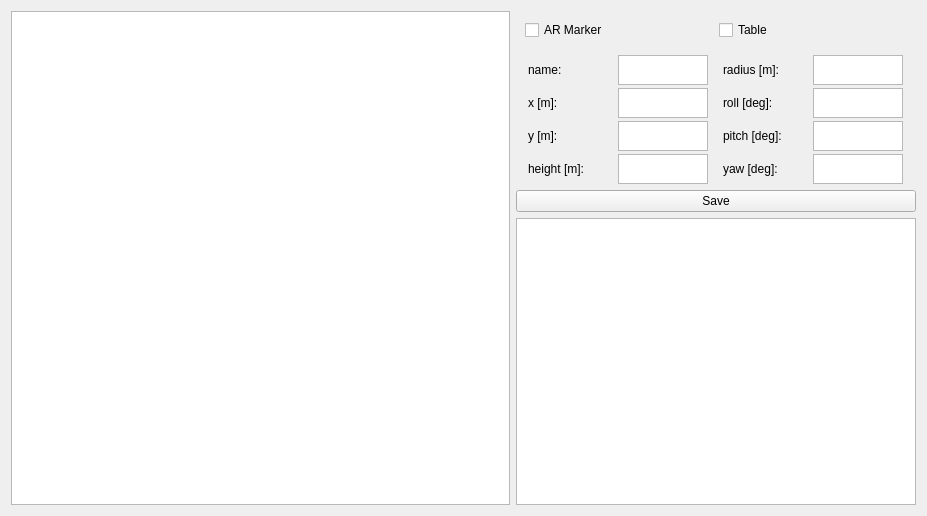
Qt form rocon_qt_library/ui/map_annotation.ui (woshidag/rocon_qt_gui) before a commit.
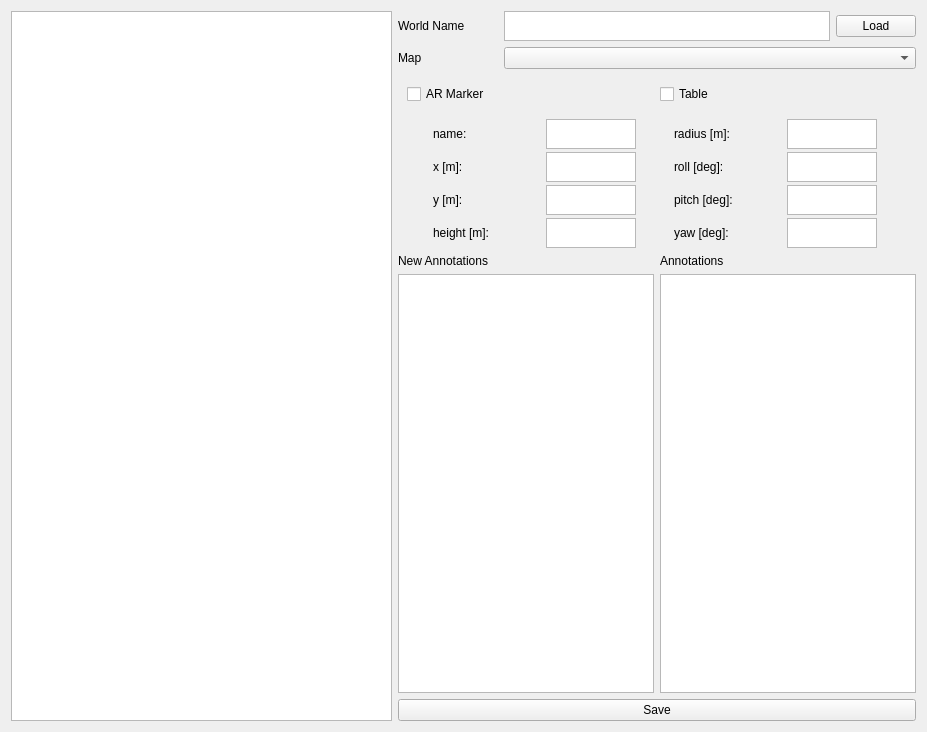
The same form after that commit. Custom widgets are drawn as their Qt base class.

```diff
--- a/rocon_qt_library/ui/map_annotation.ui
+++ b/rocon_qt_library/ui/map_annotation.ui
@@ -7,7 +7,7 @@
     <x>0</x>
     <y>0</y>
     <width>927</width>
-    <height>516</height>
+    <height>732</height>
    </rect>
   </property>
   <property name="windowTitle">
@@ -26,27 +26,94 @@
      <property name="leftMargin">
       <number>0</number>
      </property>
-     <property name="topMargin">
-      <number>0</number>
-     </property>
-     <property name="rightMargin">
-      <number>0</number>
-     </property>
-     <property name="bottomMargin">
-      <number>0</number>
-     </property>
      <item>
-      <layout class="QGridLayout" name="gridLayout">
-       <property name="leftMargin">
-        <number>9</number>
-       </property>
-       <property name="topMargin">
-        <number>9</number>
-       </property>
-       <property name="rightMargin">
-        <number>9</number>
-       </property>
-       <property name="bottomMargin">
+      <layout class="QGridLayout" name="world_loader_grid_layout">
+       <item row="0" column="0">
+        <widget class="QLabel" name="world_name_label">
+         <property name="sizePolicy">
+          <sizepolicy hsizetype="Minimum" vsizetype="Preferred">
+           <horstretch>0</horstretch>
+           <verstretch>0</verstretch>
+          </sizepolicy>
+         </property>
+         <property name="minimumSize">
+          <size>
+           <width>100</width>
+           <height>0</height>
+          </size>
+         </property>
+         <property name="text">
+          <string>World Name </string>
+         </property>
+         <property name="alignment">
+          <set>Qt::AlignLeading|Qt::AlignLeft|Qt::AlignVCenter</set>
+         </property>
+        </widget>
+       </item>
+       <item row="0" column="1">
+        <widget class="QTextEdit" name="world_name_text">
+         <property name="sizePolicy">
+          <sizepolicy hsizetype="Expanding" vsizetype="Preferred">
+           <horstretch>0</horstretch>
+           <verstretch>0</verstretch>
+          </sizepolicy>
+         </property>
+         <property name="maximumSize">
+          <size>
+           <width>500000</width>
+           <height>30</height>
+          </size>
+         </property>
+        </widget>
+       </item>
+       <item row="0" column="2">
+        <widget class="QPushButton" name="load_world_btn">
+         <property name="text">
+          <string>Load</string>
+         </property>
+        </widget>
+       </item>
+      </layout>
+     </item>
+     <item>
+      <layout class="QHBoxLayout" name="map_select_layout">
+       <item>
+        <widget class="QLabel" name="map_name_label">
+         <property name="sizePolicy">
+          <sizepolicy hsizetype="Minimum" vsizetype="Preferred">
+           <horstretch>0</horstretch>
+           <verstretch>0</verstretch>
+          </sizepolicy>
+         </property>
+         <property name="minimumSize">
+          <size>
+           <width>100</width>
+           <height>0</height>
+          </size>
+         </property>
+         <property name="text">
+          <string>Map</string>
+         </property>
+         <property name="alignment">
+          <set>Qt::AlignLeading|Qt::AlignLeft|Qt::AlignVCenter</set>
+         </property>
+        </widget>
+       </item>
+       <item>
+        <widget class="QComboBox" name="map_select_combobox">
+         <property name="sizePolicy">
+          <sizepolicy hsizetype="Expanding" vsizetype="Fixed">
+           <horstretch>0</horstretch>
+           <verstretch>0</verstretch>
+          </sizepolicy>
+         </property>
+        </widget>
+       </item>
+      </layout>
+     </item>
+     <item>
+      <layout class="QGridLayout" name="annotation_select_layout">
+       <property name="margin">
         <number>9</number>
        </property>
        <item row="0" column="0">
@@ -66,24 +133,15 @@
       </layout>
      </item>
      <item>
-      <layout class="QGridLayout" name="gridLayout_2">
-       <property name="leftMargin">
-        <number>0</number>
-       </property>
-       <property name="topMargin">
-        <number>0</number>
-       </property>
-       <property name="rightMargin">
-        <number>0</number>
-       </property>
-       <property name="bottomMargin">
+      <layout class="QGridLayout" name="data_editor_layout">
+       <property name="margin">
         <number>0</number>
        </property>
        <property name="spacing">
         <number>3</number>
        </property>
        <item row="0" column="2">
-        <widget class="QLabel" name="label_5">
+        <widget class="QLabel" name="radius_label">
          <property name="maximumSize">
           <size>
            <width>75</width>
@@ -96,7 +154,7 @@
         </widget>
        </item>
        <item row="3" column="0">
-        <widget class="QLabel" name="label">
+        <widget class="QLabel" name="height_label">
          <property name="maximumSize">
           <size>
            <width>75</width>
@@ -125,7 +183,7 @@
         </widget>
        </item>
        <item row="0" column="0">
-        <widget class="QLabel" name="label_2">
+        <widget class="QLabel" name="name_label">
          <property name="maximumSize">
           <size>
            <width>75</width>
@@ -153,32 +211,6 @@
          </property>
         </widget>
        </item>
-       <item row="1" column="0">
-        <widget class="QLabel" name="label_4">
-         <property name="maximumSize">
-          <size>
-           <width>75</width>
-           <height>25</height>
-          </size>
-         </property>
-         <property name="text">
-          <string>x [m]:</string>
-         </property>
-        </widget>
-       </item>
-       <item row="2" column="0">
-        <widget class="QLabel" name="label_3">
-         <property name="maximumSize">
-          <size>
-           <width>75</width>
-           <height>25</height>
-          </size>
-         </property>
-         <property name="text">
-          <string>y [m]:</string>
-         </property>
-        </widget>
-       </item>
        <item row="2" column="1">
         <widget class="QTextEdit" name="y_txt">
          <property name="minimumSize">
@@ -195,6 +227,19 @@
          </property>
         </widget>
        </item>
+       <item row="1" column="0">
+        <widget class="QLabel" name="x_label">
+         <property name="maximumSize">
+          <size>
+           <width>75</width>
+           <height>25</height>
+          </size>
+         </property>
+         <property name="text">
+          <string>x [m]:</string>
+         </property>
+        </widget>
+       </item>
        <item row="0" column="1">
         <widget class="QTextEdit" name="name_txt">
          <property name="minimumSize">
@@ -211,6 +256,19 @@
          </property>
         </widget>
        </item>
+       <item row="2" column="0">
+        <widget class="QLabel" name="y_label">
+         <property name="maximumSize">
+          <size>
+           <width>75</width>
+           <height>25</height>
+          </size>
+         </property>
+         <property name="text">
+          <string>y [m]:</string>
+         </property>
+        </widget>
+       </item>
        <item row="0" column="3">
         <widget class="QTextEdit" name="radius_txt">
          <property name="minimumSize">
@@ -228,7 +286,7 @@
         </widget>
        </item>
        <item row="1" column="2">
-        <widget class="QLabel" name="label_6">
+        <widget class="QLabel" name="roll_label">
          <property name="maximumSize">
           <size>
            <width>75</width>
@@ -241,7 +299,7 @@
         </widget>
        </item>
        <item row="2" column="2">
-        <widget class="QLabel" name="label_7">
+        <widget class="QLabel" name="pitch_label">
          <property name="maximumSize">
           <size>
            <width>75</width>
@@ -253,19 +311,6 @@
          </property>
         </widget>
        </item>
-       <item row="3" column="2">
-        <widget class="QLabel" name="label_8">
-         <property name="maximumSize">
-          <size>
-           <width>75</width>
-           <height>25</height>
-          </size>
-         </property>
-         <property name="text">
-          <string>yaw [deg]:</string>
-         </property>
-        </widget>
-       </item>
        <item row="1" column="3">
         <widget class="QTextEdit" name="roll_txt">
          <property name="minimumSize">
@@ -282,20 +327,17 @@
          </property>
         </widget>
        </item>
-       <item row="2" column="3">
-        <widget class="QTextEdit" name="pitch_txt">
-         <property name="minimumSize">
-          <size>
-           <width>90</width>
-           <height>0</height>
-          </size>
-         </property>
+       <item row="3" column="2">
+        <widget class="QLabel" name="yaw_label">
          <property name="maximumSize">
           <size>
-           <width>90</width>
-           <height>30</height>
+           <width>75</width>
+           <height>25</height>
           </size>
          </property>
+         <property name="text">
+          <string>yaw [deg]:</string>
+         </property>
         </widget>
        </item>
        <item row="3" column="3">
@@ -314,6 +356,66 @@
          </property>
         </widget>
        </item>
+       <item row="2" column="3">
+        <widget class="QTextEdit" name="pitch_txt">
+         <property name="minimumSize">
+          <size>
+           <width>90</width>
+           <height>0</height>
+          </size>
+         </property>
+         <property name="maximumSize">
+          <size>
+           <width>90</width>
+           <height>30</height>
+          </size>
+         </property>
+        </widget>
+       </item>
+      </layout>
+     </item>
+     <item>
+      <layout class="QGridLayout" name="list_view_layout">
+       <item row="1" column="0">
+        <widget class="QListView" name="new_annotation_list_view">
+         <property name="minimumSize">
+          <size>
+           <width>200</width>
+           <height>0</height>
+          </size>
+         </property>
+         <property name="maximumSize">
+          <size>
+           <width>16777215</width>
+           <height>16777215</height>
+          </size>
+         </property>
+        </widget>
+       </item>
+       <item row="1" column="1">
+        <widget class="QListView" name="final_annotation_list_view">
+         <property name="minimumSize">
+          <size>
+           <width>200</width>
+           <height>0</height>
+          </size>
+         </property>
+        </widget>
+       </item>
+       <item row="0" column="0">
+        <widget class="QLabel" name="label">
+         <property name="text">
+          <string>New Annotations</string>
+         </property>
+        </widget>
+       </item>
+       <item row="0" column="1">
+        <widget class="QLabel" name="label_2">
+         <property name="text">
+          <string>Annotations </string>
+         </property>
+        </widget>
+       </item>
       </layout>
      </item>
      <item>
@@ -323,22 +425,6 @@
        </property>
       </widget>
      </item>
-     <item>
-      <widget class="QListView" name="listView">
-       <property name="minimumSize">
-        <size>
-         <width>400</width>
-         <height>0</height>
-        </size>
-       </property>
-       <property name="maximumSize">
-        <size>
-         <width>400</width>
-         <height>16777215</height>
-        </size>
-       </property>
-      </widget>
-     </item>
     </layout>
    </item>
   </layout>
```
Left out of the diff: 6 changed lines with no effect on the pictures.
